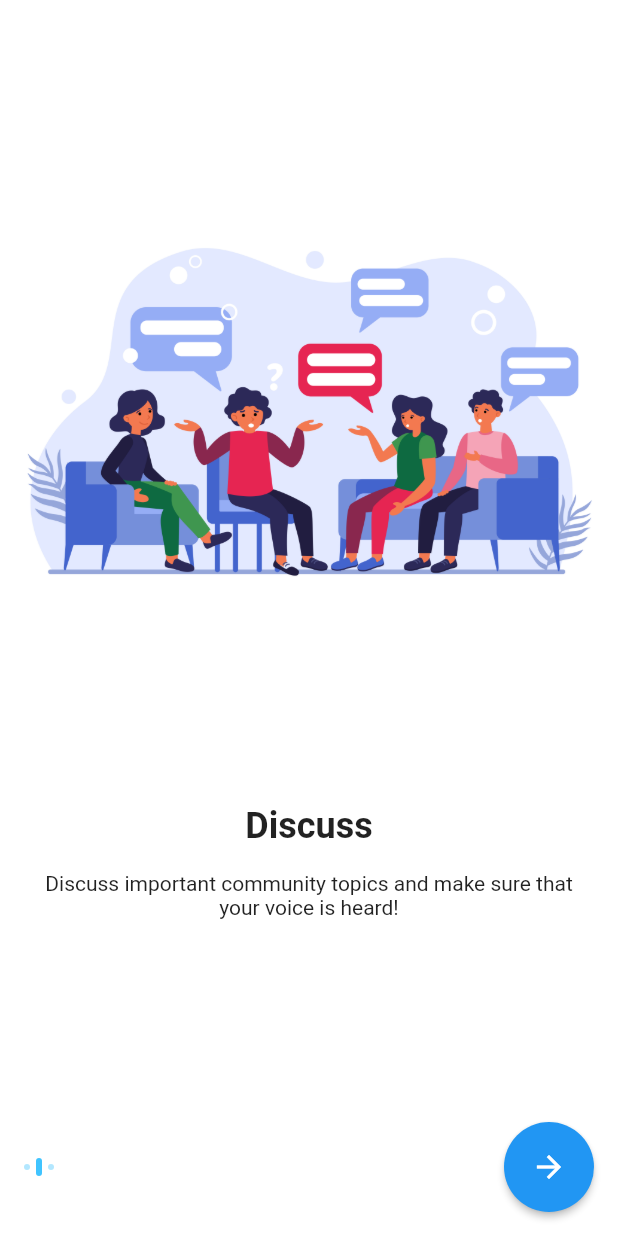
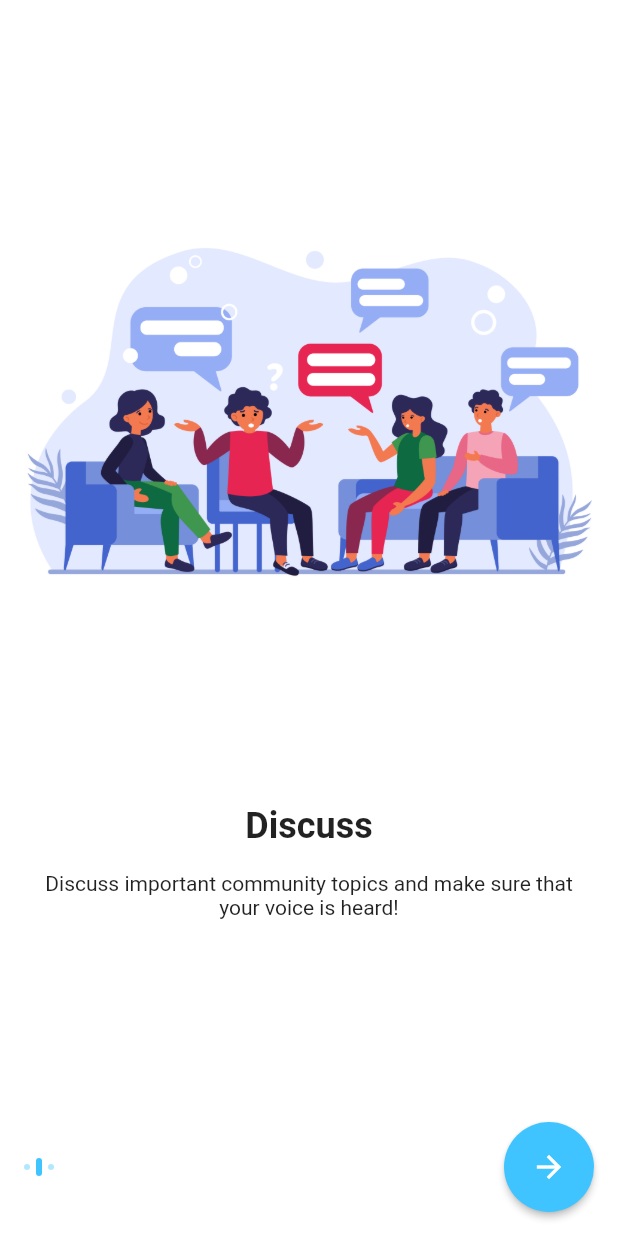
Before and after one commit to Javas01/our-community, a Flutter app: the screen it shows after launch, swiped to page 2, on a phone screen of 412 x 824 dp. Run offline on Flutter 3.47's test engine with Material 2 defaults, Android fonts, the phone set to English and light mode, and no system bars; our stand-ins replace cloud_firestore, firebase_auth, firebase_core; accounts and stored records are empty.

Commit message:
added light and dark theme

```diff
--- a/lib/components/create_post_component.dart
+++ b/lib/components/create_post_component.dart
@@ -40,7 +40,6 @@
       onTap: () => FocusScope.of(context).requestFocus(FocusNode()),
       child: Container(
         constraints: const BoxConstraints(minHeight: 500),
-        color: Colors.lightBlueAccent,
         child: Padding(
           padding: const EdgeInsets.all(15.0),
           child: Form(
--- a/lib/main.dart
+++ b/lib/main.dart
@@ -22,7 +22,24 @@
     return MaterialApp(
       title: 'Login',
       theme: ThemeData(
-        primarySwatch: Colors.blue,
+        brightness: Brightness.light,
+        appBarTheme: const AppBarTheme(color: Colors.lightBlueAccent),
+        elevatedButtonTheme: ElevatedButtonThemeData(
+          style: ButtonStyle(
+            backgroundColor:
+                MaterialStateProperty.all<Color>(Colors.lightBlueAccent),
+          ),
+        ),
+      ),
+      darkTheme: ThemeData(
+        brightness: Brightness.dark,
+        appBarTheme: const AppBarTheme(color: Colors.blueAccent),
+        elevatedButtonTheme: ElevatedButtonThemeData(
+          style: ButtonStyle(
+            backgroundColor:
+                MaterialStateProperty.all<Color>(Colors.blueAccent),
+          ),
+        ),
       ),
       home: _getLandingPage(),
     );
--- a/lib/screens/home_screen.dart
+++ b/lib/screens/home_screen.dart
@@ -28,9 +28,7 @@
   @override
   Widget build(BuildContext context) {
     return Scaffold(
-      backgroundColor: Colors.grey[100],
       appBar: AppBar(
-        backgroundColor: Colors.lightBlueAccent,
         elevation: 1,
         title: const Text("Our Community"),
         leading: null,
@@ -51,8 +49,7 @@
             label: 'Settings',
           ),
         ],
-        backgroundColor: Colors.lightBlueAccent,
-        selectedItemColor: Colors.white,
+        selectedItemColor: Colors.lightBlueAccent,
         currentIndex: currentIndex,
         onTap: (value) {
           if (value == 0 &&
```
